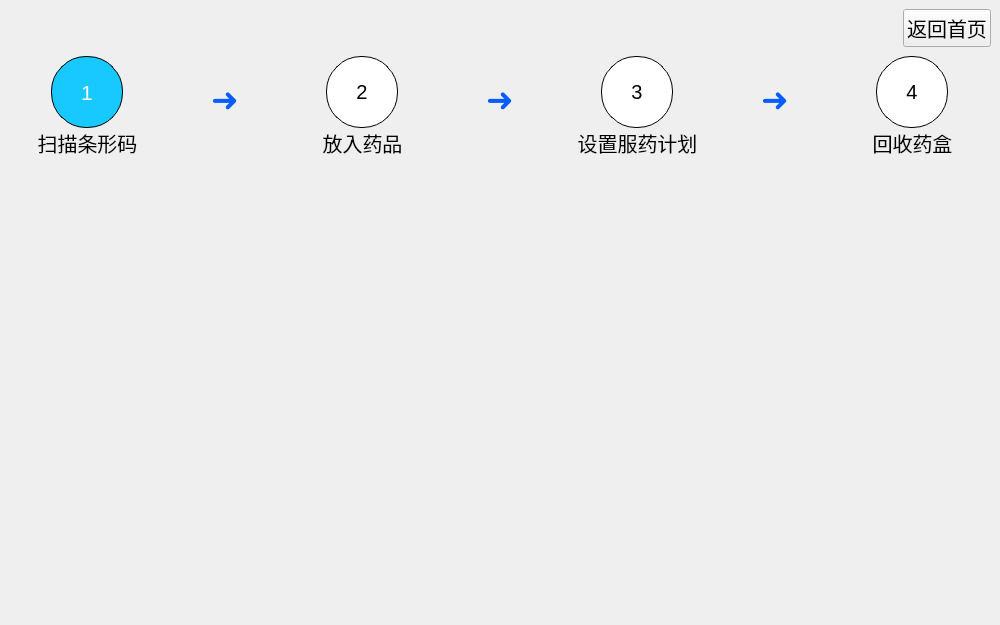
Qt form store_page.ui (tongvvv/medicineBox) before a commit.
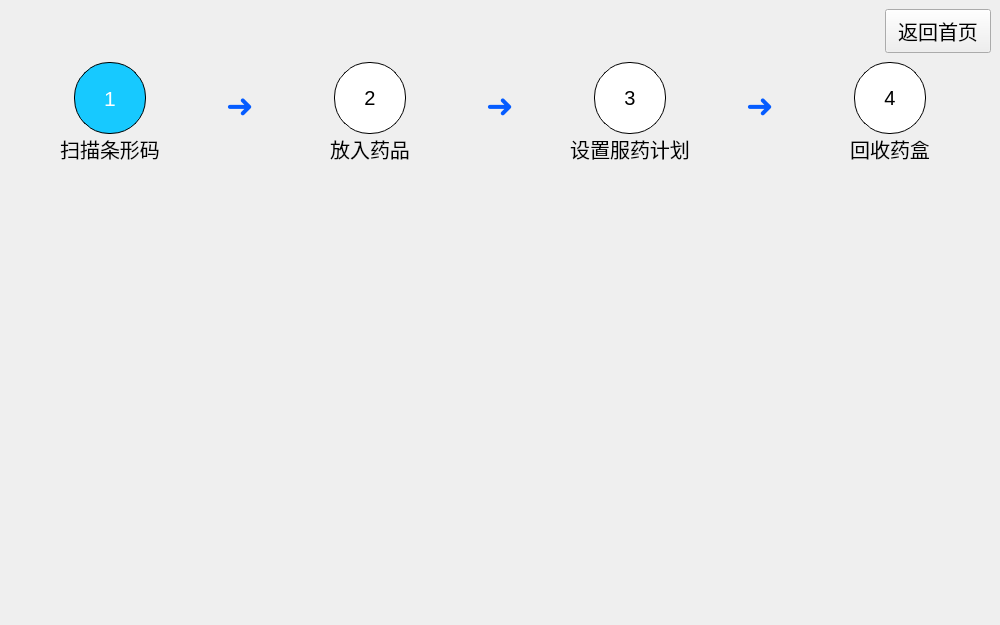
The same form after that commit.

The edit to the form file:
```diff
--- a/store_page.ui
+++ b/store_page.ui
@@ -52,6 +52,9 @@
           <pointsize>15</pointsize>
          </font>
         </property>
+        <property name="styleSheet">
+         <string notr="true">padding: 6px 12px;</string>
+        </property>
         <property name="text">
          <string>返回首页</string>
         </property>
@@ -73,13 +76,13 @@
        <number>0</number>
       </property>
       <property name="leftMargin">
-       <number>0</number>
+       <number>30</number>
       </property>
       <property name="topMargin">
        <number>0</number>
       </property>
       <property name="rightMargin">
-       <number>0</number>
+       <number>30</number>
       </property>
       <property name="bottomMargin">
        <number>0</number>
@@ -125,6 +128,7 @@
               <property name="font">
                <font>
                 <pointsize>16</pointsize>
+                <bold>false</bold>
                </font>
               </property>
               <property name="layoutDirection">
```
Left out of the diff: 8 changed lines with no effect on the pictures.
